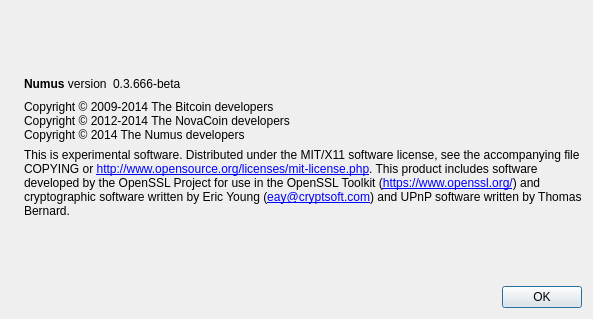
The window that src/qt/forms/aboutdialog.ui (newcopycoin/newcopycoin) describes before a commit, drawn with Qt 5.
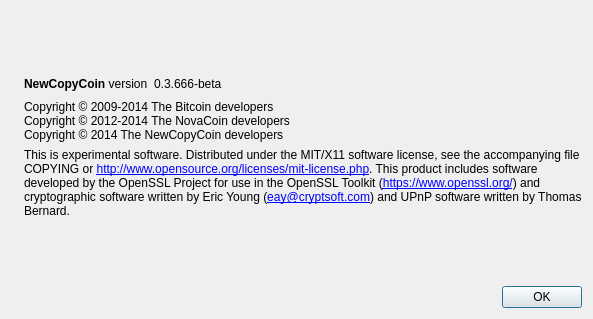
The same window after the commit. Icons and pictures are not drawn.

Commit message: changes Numus -> NewCopyCoin

Patch:
```diff
--- a/src/qt/forms/aboutdialog.ui
+++ b/src/qt/forms/aboutdialog.ui
@@ -50,7 +50,7 @@
           <cursorShape>IBeamCursor</cursorShape>
          </property>
          <property name="text">
-          <string>&lt;b&gt;Numus&lt;/b&gt; version</string>
+          <string>&lt;b&gt;NewCopyCoin&lt;/b&gt; version</string>
          </property>
          <property name="textInteractionFlags">
           <set>Qt::LinksAccessibleByMouse|Qt::TextSelectableByKeyboard|Qt::TextSelectableByMouse</set>
@@ -93,7 +93,7 @@
        <property name="text">
         <string>Copyright © 2009-2014 The Bitcoin developers
 Copyright © 2012-2014 The NovaCoin developers
-Copyright © 2014 The Numus developers</string>
+Copyright © 2014 The NewCopyCoin developers</string>
        </property>
        <property name="textInteractionFlags">
         <set>Qt::LinksAccessibleByMouse|Qt::TextSelectableByKeyboard|Qt::TextSelectableByMouse</set>
```
Left out of the diff: 2 changed lines with no effect on the pictures. The commit also changes 166 other files.
